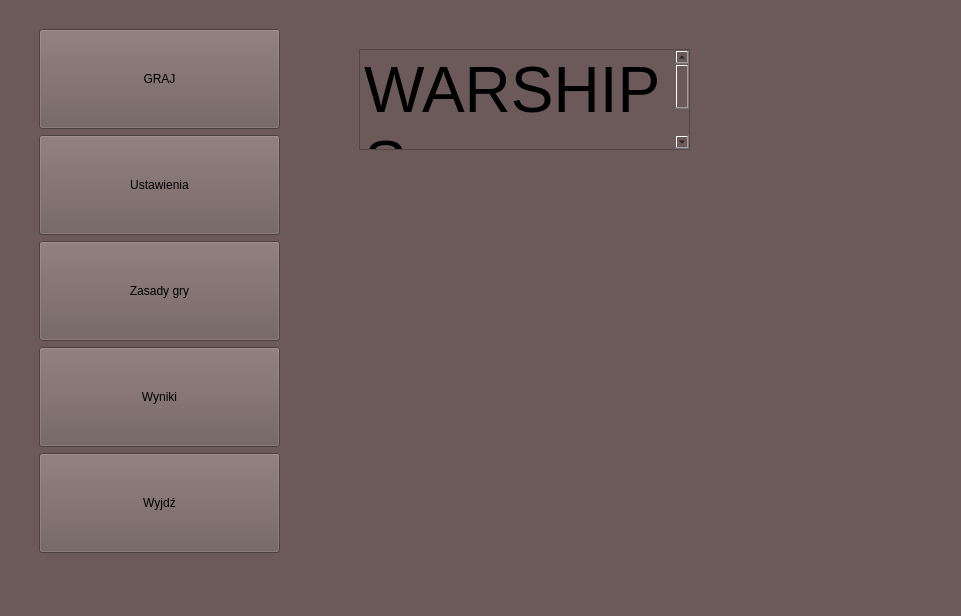
Qt form warships_GUI/form.ui (Julnowak/Warships-game) before a commit.
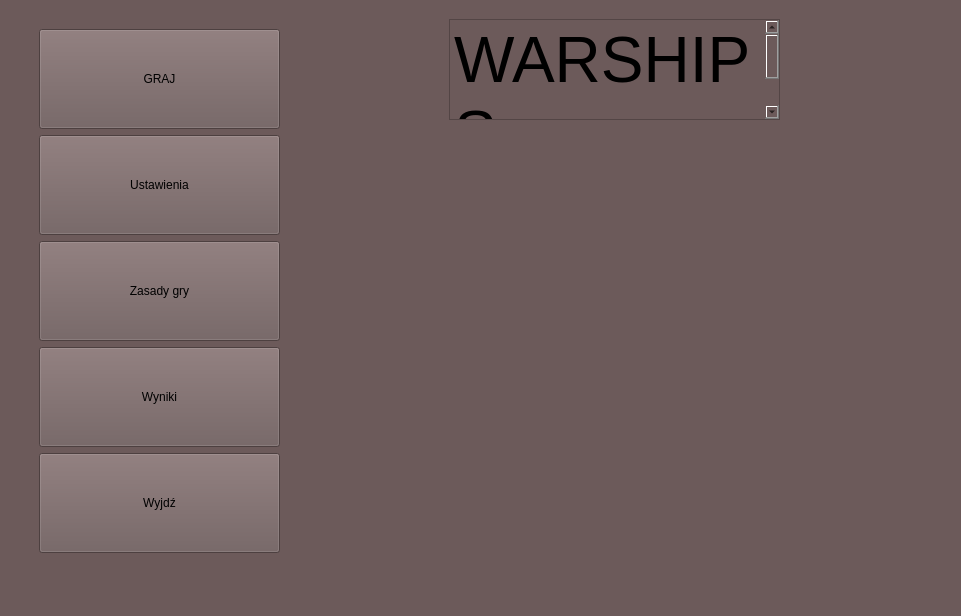
The same form after that commit.

Patch:
```diff
--- a/warships_GUI/form.ui
+++ b/warships_GUI/form.ui
@@ -110,8 +110,8 @@
        <widget class="QTextEdit" name="textEdit">
         <property name="geometry">
          <rect>
-          <x>350</x>
-          <y>40</y>
+          <x>440</x>
+          <y>10</y>
           <width>331</width>
           <height>101</height>
          </rect>
```
